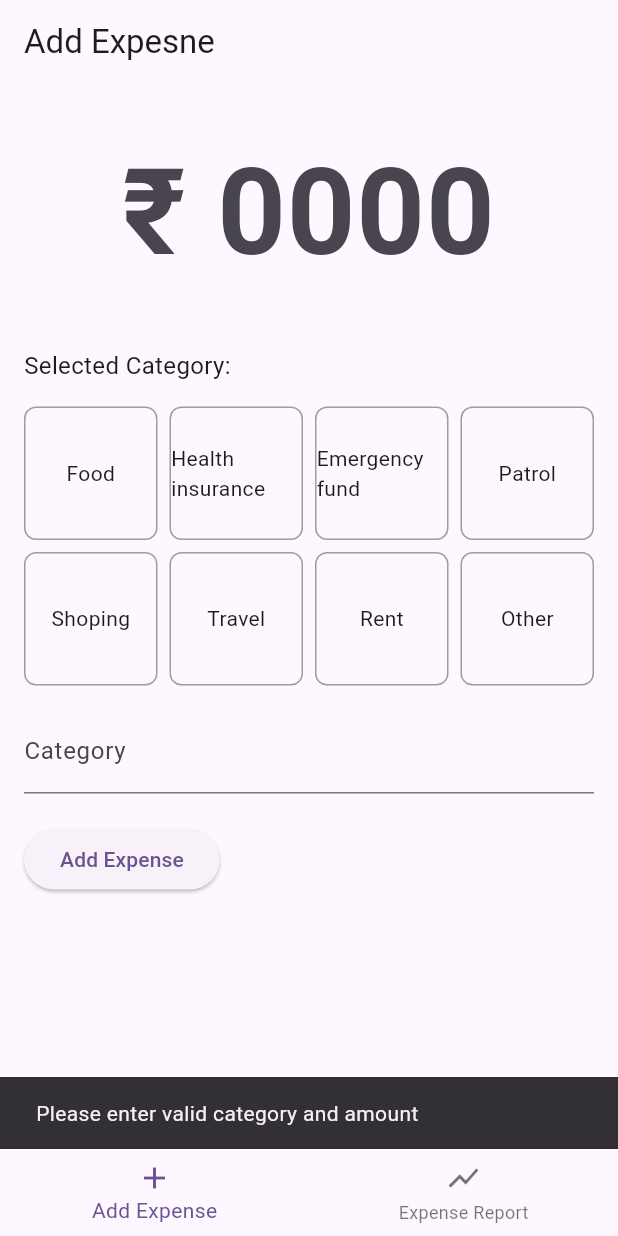
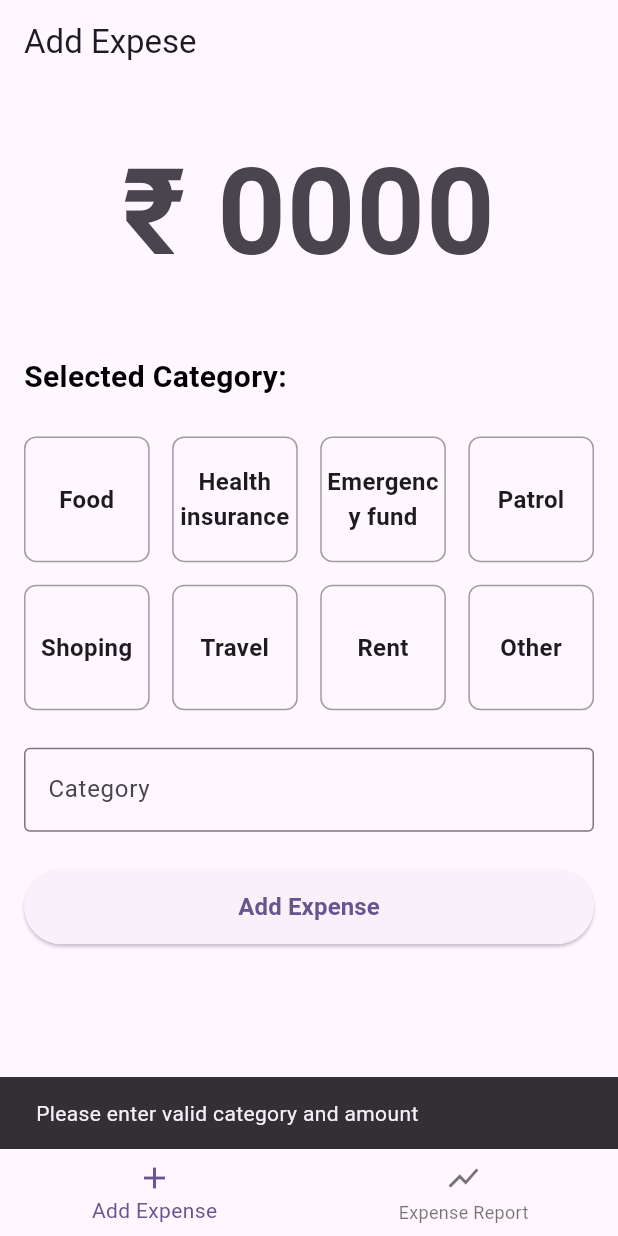
Before and after one commit to Mukeshkachchhawah/expesner_tracker, a Flutter app: the screen it shows after launch, after a tap on "Add Expense", on a phone screen of 412 x 824 dp. Run offline on Flutter 3.47's test engine with Material 3 defaults, Android fonts, the phone set to English and light mode, and no system bars.

Commit message:
update add expesne

```diff
--- a/lib/screens/pages_screens/add_expense.dart
+++ b/lib/screens/pages_screens/add_expense.dart
@@ -1,6 +1,9 @@
 import 'package:expense_tracker/modal/category_list.dart';
 import 'package:expense_tracker/screens/onbording%20screens/bottomBar_screens.dart';
 import 'package:expense_tracker/ui_helper.dart';
+import 'package:flutter/material.dart';
+
+import 'package:expense_tracker/modal/category_list.dart';
 import 'package:flutter/material.dart';
 
 class AddExpenseScreen extends StatefulWidget {
@@ -20,7 +23,7 @@ class _AddExpenseScreenState extends State<AddExpenseScreen> {
   /// clear inpute TextFild amount and clear category
   void clearFields() {
     setState(() {
-      amount = 0.0;
+      amount = 00;
       category = '';
     });
   }
@@ -29,29 +32,37 @@ class _AddExpenseScreenState extends State<AddExpenseScreen> {
   Widget build(BuildContext context) {
     return Scaffold(
       appBar: AppBar(
-        title: Text("Add Expesne"),
+        title: Text("Add Expese"),
       ),
       body: SingleChildScrollView(
-        physics: NeverScrollableScrollPhysics(),
         child: Padding(
-          padding: const EdgeInsets.all(16.0),
+          padding: EdgeInsets.all(16.0),
           child: Column(
-            mainAxisAlignment: MainAxisAlignment.center,
-            crossAxisAlignment: CrossAxisAlignment.start,
+
             children: [
               AmountTextFild(),
-              hSpeace(),
+              hSpeace(mHeight: 25),
+              Row(
+                children: [
                   Text(
-                'Selected Category: $category',
-                style: TextStyle(fontSize: 16.0),
+                    'Selected Category:',
+                    style: textStyle20(),
                   ),
-              SizedBox(height: 16.0),
+                  wSpeace(mwidth: 5),
+                  Text(
+                    "$category",
+                    style: textStyle20(colors: Colors.red),
+                  ),
+                ],
+              ),
+              hSpeace(mHeight: 25),
               GridView.builder(
                 gridDelegate: SliverGridDelegateWithFixedCrossAxisCount(
                   crossAxisCount: 4,
-                  crossAxisSpacing: 8.0,
-                  mainAxisSpacing: 8.0,
+                  crossAxisSpacing: 15.0,
+                  mainAxisSpacing: 15.0,
                 ),
+                padding: EdgeInsets.zero,
                 shrinkWrap: true,
                 itemCount: categories.length,
                 itemBuilder: (context, index) {
@@ -71,13 +82,17 @@ class _AddExpenseScreenState extends State<AddExpenseScreen> {
                         borderRadius: BorderRadius.circular(8.0),
                       ),
                       child: Center(
-                        child: Text(categories[index]),
+                        child: Text(
+                          categories[index],
+                          style: textStyle16(),
+                          textAlign: TextAlign.center,
+                        ),
                       ),
                     ),
                   );
                 },
               ),
-              SizedBox(height: 16.0),
+              hSpeace(mHeight: 25),
               TextField(
                 keyboardType: TextInputType.text,
                 onChanged: (value) {
@@ -86,15 +101,18 @@ class _AddExpenseScreenState extends State<AddExpenseScreen> {
                   });
                 },
                 decoration: InputDecoration(
+                  border: OutlineInputBorder(),
                   labelText: 'Category',
                 ),
               ),
-              hSpeace(),
-              ElevatedButton(
+              hSpeace(mHeight: 25),
+              SizedBox(
+                width: double.infinity,
+                height: 50,
+                child: ElevatedButton(
                   onPressed: () {
                     if (amount > 0 && category.isNotEmpty) {
                       widget.addExpense(category, amount);
-                    // clear textfild and catgory
                       clearFields();
                       ScaffoldMessenger.of(context).showSnackBar(
                         SnackBar(
@@ -104,13 +122,18 @@ class _AddExpenseScreenState extends State<AddExpenseScreen> {
                     } else {
                       ScaffoldMessenger.of(context).showSnackBar(
                         SnackBar(
-                        content: Text('Please enter valid category and amount'),
+                          content:
+                              Text('Please enter valid category and amount'),
                         ),
                       );
                     }
                   },
-                child: Text('Add Expense'),
+                  child: Text(
+                    'Add Expense',
+                    style: textStyle16(),
                   ),
+                ),
+              )
             ],
           ),
         ),
@@ -119,10 +142,8 @@ class _AddExpenseScreenState extends State<AddExpenseScreen> {
   }
 
   Widget AmountTextFild() {
-    return
-
     /// input textform field
-        TextFormField(
+    return TextFormField(
       style: textStyle80(),
       keyboardType: TextInputType.number,
       onChanged: (value) {
--- a/lib/screens/pages_screens/report.dart
+++ b/lib/screens/pages_screens/report.dart
@@ -1,3 +1,4 @@
+
 import 'package:flutter/material.dart';
 
 class DataReportScreen extends StatelessWidget {
@@ -11,9 +12,7 @@ class DataReportScreen extends StatelessWidget {
         0, (previousValue, element) => previousValue + element['amount']);
 
     return Scaffold(
-      appBar: AppBar(
-        title: Text("Report Expense"),
-      ),
+      appBar: AppBar(title: Text("Report Expesne"),),
       body: Padding(
         padding: const EdgeInsets.all(16.0),
         child: Column(
--- a/lib/ui_helper.dart
+++ b/lib/ui_helper.dart
@@ -1,6 +1,6 @@
 import 'package:flutter/material.dart';
 
-Widget hSpeace({double mHeight = 20.0}) {
+Widget hSpeace({double mHeight = 25.0}) {
   return SizedBox(
     height: mHeight,
   );
@@ -12,8 +12,11 @@ Widget wSpeace({double mwidth = 15.0}) {
   );
 }
 
-TextStyle textStyle20() {
-  return const TextStyle(fontSize: 20, fontWeight: FontWeight.bold);
+TextStyle textStyle16() {
+  return const TextStyle(fontSize: 16, fontWeight: FontWeight.bold);
+}
+TextStyle textStyle20({colors = Colors.black}) {
+  return  TextStyle(fontSize: 20, fontWeight: FontWeight.bold, color: colors);
 }
 
 TextStyle textStyle80() {
```
Lines whose indentation alone changed are shown as unchanged.
